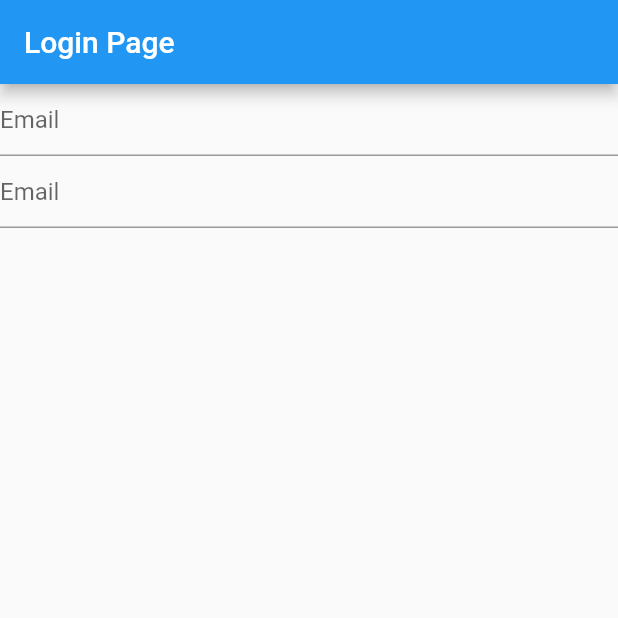
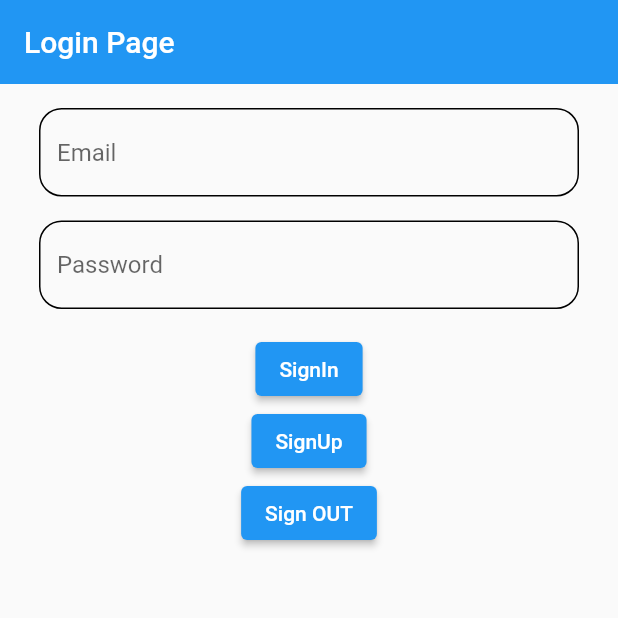
Before and after one commit to AkhlaqShaikh1/Auth-App-Firebase, a Flutter app: the screen it shows after launch, on a phone screen of 412 x 824 dp, the top half of it. Run offline on Flutter 3.47's test engine with Material 2 defaults, Android fonts, the phone set to English and light mode, and no system bars; our stand-ins replace firebase_auth, firebase_core; accounts and stored records are empty.

Commit message:
fire_base_logic

```diff
--- /dev/null
+++ b/lib/firebase/sign_in_auth.dart
@@ -0,0 +1,33 @@
+import 'package:firebase_auth/firebase_auth.dart';
+import 'package:flutter/cupertino.dart';
+
+class SignInAuth {
+  final FirebaseAuth firebaseAuth;
+
+  SignInAuth({
+    required this.firebaseAuth,
+    required this.emailController,
+    required this.passwordController,
+  });
+  final TextEditingController emailController;
+  final TextEditingController passwordController;
+
+  // SignInAuth(this._emailController, this._passwordController);
+  signInUser() async {
+    try {
+      await firebaseAuth.signInWithEmailAndPassword(
+          email: emailController.text, password: passwordController.text);
+      // print("Sign In Succesfull");
+    } on FirebaseAuthException catch (e) {
+      if (e.code == 'user-not-found') {
+        print('No user found for that email.');
+      } else if (e.code == 'wrong-password') {
+        print('Wrong password provided for that user.');
+      }
+    }
+  }
+
+  signOutUser() async {
+    firebaseAuth.signOut();
+  }
+}
--- /dev/null
+++ b/lib/firebase/sign_up_auth.dart
@@ -0,0 +1,26 @@
+import 'package:firebase_auth/firebase_auth.dart';
+
+import 'package:flutter/cupertino.dart';
+
+class SignUpAuth {
+  final _firebaseAuth = FirebaseAuth.instance;
+  final TextEditingController _emailController;
+  final TextEditingController _passwordController;
+
+  SignUpAuth(this._emailController, this._passwordController);
+
+  createUser() async {
+    try {
+      await _firebaseAuth.createUserWithEmailAndPassword(
+          email: _emailController.text, password: _passwordController.text);
+    } on FirebaseAuthException catch (e) {
+      if (e.code == 'weak-password') {
+        print('The password provided is too weak.');
+      } else if (e.code == 'email-already-in-use') {
+        print('The account already exists for that email.');
+      }
+    } catch (e) {
+      print(e);
+    }
+  }
+}
--- a/lib/main.dart
+++ b/lib/main.dart
@@ -1,8 +1,11 @@
+import 'package:firebase_core/firebase_core.dart';
 import 'package:flutter/material.dart';
 
 import 'screens/home_screen.dart';
 
-void main() {
+void main() async {
+  WidgetsFlutterBinding.ensureInitialized();
+  await Firebase.initializeApp();
   runApp(const MyApp());
 }
 
@@ -12,7 +15,8 @@ class MyApp extends StatelessWidget {
   // This widget is the root of your application.
   @override
   Widget build(BuildContext context) {
-    return MaterialApp(
+    return const MaterialApp(
+      debugShowCheckedModeBanner: false,
       title: 'Flutter Auth',
       home: HomePage(),
     );
--- a/lib/screens/home_screen.dart
+++ b/lib/screens/home_screen.dart
@@ -1,4 +1,10 @@
+// import 'package:firebase_auth/firebase_auth.dart';
+import 'package:firebase_auth/firebase_auth.dart';
+import 'package:firebase_authentication_app/firebase/sign_up_auth.dart';
+import 'package:flutter/foundation.dart';
 import 'package:flutter/material.dart';
+
+import '../firebase/sign_in_auth.dart';
 
 class HomePage extends StatefulWidget {
   const HomePage({Key? key}) : super(key: key);
@@ -8,31 +14,121 @@ class HomePage extends StatefulWidget {
 }
 
 class _HomePageState extends State<HomePage> {
-  final TextEditingController _emailController = TextEditingController();
+  final TextEditingController emailController = TextEditingController();
 
-  final TextEditingController _passwordController = TextEditingController();
+  final TextEditingController passwordController = TextEditingController();
+
+  // final SignUpAuth _auth = SignUpAuth(emailController, passwordController);
+  final FirebaseAuth firebaseAuth = FirebaseAuth.instance;
 
   @override
   Widget build(BuildContext context) {
-    return Scaffold(
+    return SafeArea(
+      child: Scaffold(
         appBar: AppBar(
+          elevation: 0,
           title: const Text("Login Page"),
         ),
         body: Column(
           children: [
-          TextField(
-            controller: _emailController,
-            decoration: const InputDecoration(
-              hintText: "Email",
+            const SizedBox(height: 8.0),
+            MyTextField(controller: emailController, text: "Email"),
+            MyTextField(controller: passwordController, text: "Password"),
+            const SizedBox(height: 8.0),
+            ElevatedButton(
+              onPressed: () async {
+                final SignInAuth _auth = SignInAuth(
+                    firebaseAuth: firebaseAuth,
+                    passwordController: passwordController,
+                    emailController: emailController);
+                await _auth.signInUser();
+                // print("I");
+                // emailController.clear();
+                // passwordController.clear();
+                setState(() {
+                  if (kDebugMode) {
+                    print(firebaseAuth.currentUser);
+                  }
+                });
+              },
+              child: const Text("SignIn"),
+            ),
+            ElevatedButton(
+              onPressed: () {
+                final SignUpAuth _auth =
+                    SignUpAuth(emailController, passwordController);
+                _auth.createUser();
+                // print("I");+
+                emailController.clear();
+                passwordController.clear();
+                setState(() {
+                  if (kDebugMode) {
+                    print(firebaseAuth.currentUser!.email.toString());
+                  }
+                });
+              },
+              child: const Text("SignUp"),
+            ),
+            ElevatedButton(
+              onPressed: () async {
+                final SignInAuth _auth = SignInAuth(
+                    firebaseAuth: firebaseAuth,
+                    passwordController: passwordController,
+                    emailController: emailController);
+                await _auth.signOutUser();
+                // print("I");
+                // emailController.clear();
+                // passwordController.clear();
+                setState(() {
+                  if (kDebugMode) {
+                    print(firebaseAuth.currentUser);
+                  }
+                });
+              },
+              child: const Text("Sign OUT"),
+            )
+          ],
         ),
       ),
-          TextField(
-            controller: _passwordController,
-            decoration: const InputDecoration(
-              hintText: "Email",
+    );
+  }
+
+  @override
+  void dispose() {
+    emailController.dispose();
+    passwordController.dispose();
+    super.dispose();
+  }
+}
+
+class MyTextField extends StatelessWidget {
+  const MyTextField({
+    Key? key,
+    required this.controller,
+    required this.text,
+  }) : super(key: key);
+
+  final TextEditingController controller;
+  final String text;
+
+  @override
+  Widget build(BuildContext context) {
+    return Container(
+      margin: const EdgeInsets.symmetric(horizontal: 18.0),
+      padding: const EdgeInsets.all(8.0),
+      child: TextField(
+        controller: controller,
+        decoration: InputDecoration(
+          hintText: text,
+          border: const OutlineInputBorder(
+            borderRadius: BorderRadius.all(Radius.circular(5)),
+          ),
+          enabledBorder: const OutlineInputBorder(
+            borderRadius: BorderRadius.all(
+              Radius.circular(15.0),
             ),
           ),
-        ],
+        ),
       ),
     );
   }
--- a/pubspec.yaml
+++ b/pubspec.yaml
@@ -33,8 +33,8 @@ dependencies:
   # The following adds the Cupertino Icons font to your application.
   # Use with the CupertinoIcons class for iOS style icons.
   cupertino_icons: ^1.0.2
-  firebase_core: ^0.4.0+9
-  firebase_auth: ^0.14.0+5
+  firebase_core: ^1.13.1
+  firebase_auth: ^3.3.11
 
 dev_dependencies:
   flutter_test:
```
Also changed, not shown: pubspec.lock. Lines whose indentation alone changed are shown as unchanged.
